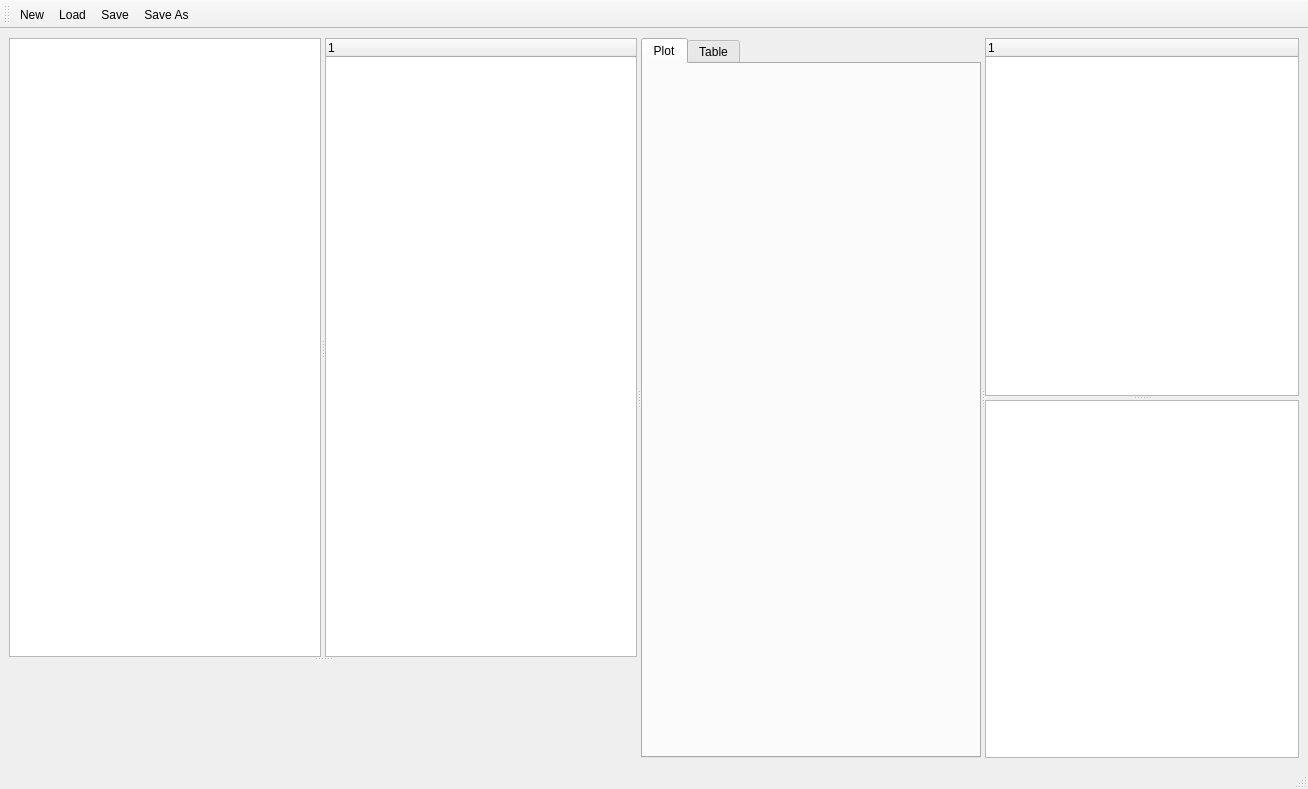
balakrishna677/NeuroDAQ-Analysis, file browser.ui: the form before one commit.
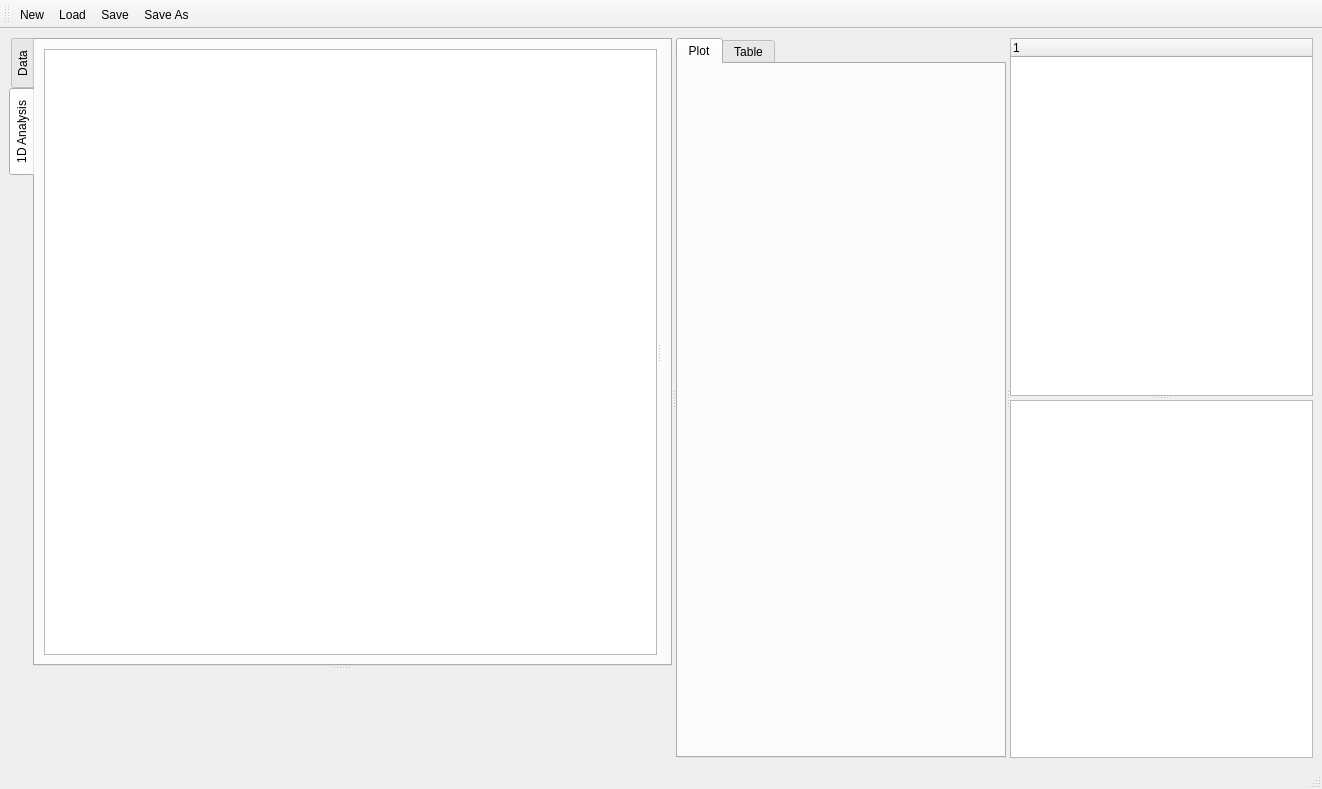
The form after the commit. Icons and pictures are not drawn. Custom widgets are drawn as their Qt base class.

```diff
--- a/browser.ui
+++ b/browser.ui
@@ -6,7 +6,7 @@
    <rect>
     <x>0</x>
     <y>0</y>
-    <width>1308</width>
+    <width>1322</width>
     <height>789</height>
    </rect>
   </property>
@@ -23,22 +23,41 @@
    <bool>false</bool>
   </property>
   <widget class="QWidget" name="centralwidget">
-   <layout class="QGridLayout" name="gridLayout_3">
+   <layout class="QGridLayout" name="gridLayout_4">
     <item row="0" column="0">
+     <widget class="QSplitter" name="splitter_5">
+      <property name="orientation">
+       <enum>Qt::Horizontal</enum>
+      </property>
      <widget class="QSplitter" name="splitter_4">
       <property name="orientation">
-       <enum>Qt::Horizontal</enum>
-      </property>
-      <widget class="QSplitter" name="splitter_2">
+        <enum>Qt::Vertical</enum>
+       </property>
+       <widget class="QTabWidget" name="selectionTabWidget">
        <property name="sizePolicy">
-        <sizepolicy hsizetype="Preferred" vsizetype="Preferred">
+         <sizepolicy hsizetype="Expanding" vsizetype="Expanding">
          <horstretch>0</horstretch>
          <verstretch>0</verstretch>
         </sizepolicy>
        </property>
-       <property name="orientation">
-        <enum>Qt::Vertical</enum>
-       </property>
+        <property name="tabPosition">
+         <enum>QTabWidget::West</enum>
+        </property>
+        <property name="tabShape">
+         <enum>QTabWidget::Rounded</enum>
+        </property>
+        <property name="currentIndex">
+         <number>1</number>
+        </property>
+        <property name="elideMode">
+         <enum>Qt::ElideNone</enum>
+        </property>
+        <widget class="QWidget" name="dataTab">
+         <attribute name="title">
+          <string>Data</string>
+         </attribute>
+         <layout class="QGridLayout" name="gridLayout_5">
+          <item row="0" column="0">
        <widget class="QSplitter" name="splitter">
         <property name="sizePolicy">
          <sizepolicy hsizetype="Preferred" vsizetype="Preferred">
@@ -98,22 +117,64 @@
          </column>
         </widget>
        </widget>
-       <widget class="matplotlibWidget" name="dataPlotWidget" native="true">
+          </item>
+         </layout>
+        </widget>
+        <widget class="QWidget" name="oneDimAnalysisTab">
+         <attribute name="title">
+          <string>1D Analysis</string>
+         </attribute>
+         <layout class="QGridLayout" name="gridLayout_3">
+          <item row="0" column="0">
+           <widget class="QSplitter" name="splitter_2">
+            <property name="orientation">
+             <enum>Qt::Horizontal</enum>
+            </property>
+            <widget class="QListView" name="oneDimToolSelect"/>
+            <widget class="QStackedWidget" name="stackedWidget">
         <property name="sizePolicy">
          <sizepolicy hsizetype="Preferred" vsizetype="Preferred">
           <horstretch>0</horstretch>
           <verstretch>0</verstretch>
          </sizepolicy>
         </property>
-        <property name="minimumSize">
-         <size>
-          <width>0</width>
-          <height>0</height>
-         </size>
-        </property>
-       </widget>
-      </widget>
-      <widget class="QTabWidget" name="tabWidget">
+             <property name="currentIndex">
+              <number>0</number>
+             </property>
+             <widget class="QWidget" name="avgTool">
+              <widget class="QCheckBox" name="checkBox">
+               <property name="geometry">
+                <rect>
+                 <x>10</x>
+                 <y>30</y>
+                 <width>97</width>
+                 <height>22</height>
+                </rect>
+               </property>
+               <property name="text">
+                <string>Max</string>
+               </property>
+              </widget>
+             </widget>
+             <widget class="QWidget" name="baselineTool"/>
+             <widget class="QWidget" name="measureTool"/>
+             <widget class="QWidget" name="page_2"/>
+            </widget>
+           </widget>
+          </item>
+         </layout>
+        </widget>
+       </widget>
+       <widget class="matplotlibWidget" name="singlePlotWidget" native="true">
+        <property name="sizePolicy">
+         <sizepolicy hsizetype="Preferred" vsizetype="Preferred">
+          <horstretch>0</horstretch>
+          <verstretch>0</verstretch>
+         </sizepolicy>
+        </property>
+       </widget>
+      </widget>
+      <widget class="QTabWidget" name="displayTabWidget">
        <property name="minimumSize">
         <size>
          <width>0</width>
@@ -123,7 +184,7 @@
        <property name="currentIndex">
         <number>0</number>
        </property>
-       <widget class="QWidget" name="tab">
+       <widget class="QWidget" name="plotTab">
         <attribute name="title">
          <string>Plot</string>
         </attribute>
@@ -146,7 +207,7 @@
          </item>
         </layout>
        </widget>
-       <widget class="QWidget" name="tab_2">
+       <widget class="QWidget" name="tableTab">
         <attribute name="title">
          <string>Table</string>
         </attribute>
```
Left out of the diff: 6 changed lines with no effect on the pictures. Lines whose indentation alone changed are shown as unchanged.
